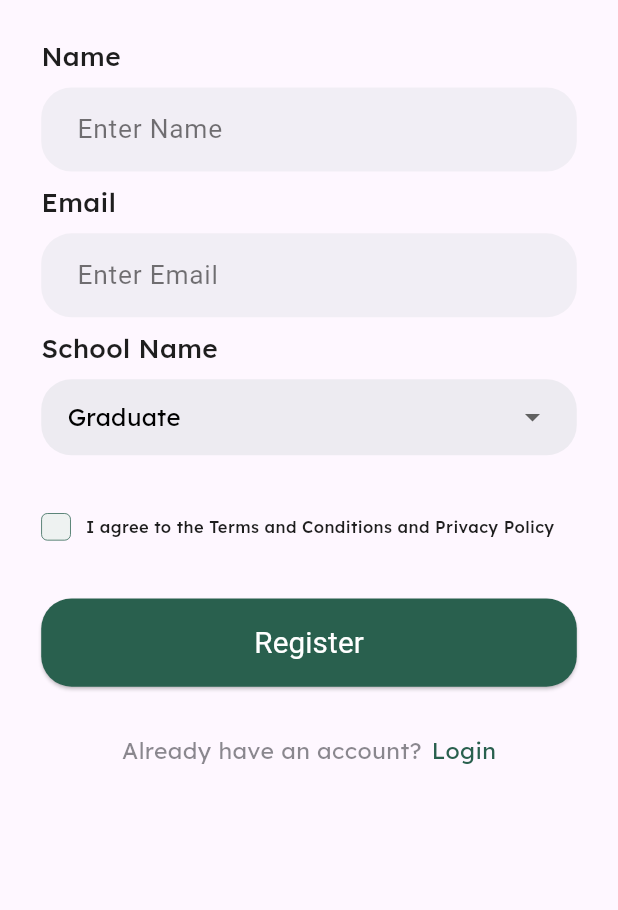
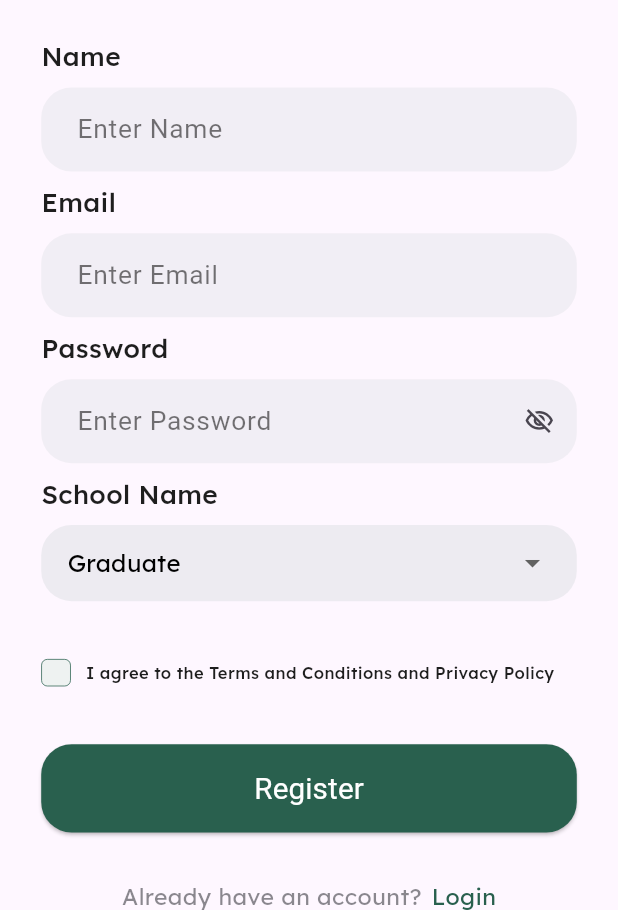
Before and after one commit to Shees-Ali1/CreekApp, a Flutter app: the Signup screen opened directly, on a phone screen of 412 x 824 dp, the part 326-1236 px from its top. Run offline on Flutter 3.47's test engine with Material 3 defaults, Android fonts, the phone set to English and light mode, and no system bars; our stand-ins replace another_xlider, cloud_firestore, curved_labeled_navigation_bar, firebase_auth, firebase_core, flutter_custom_clippers and 7 more; missing offline and left inert: mailer; accounts and stored records are empty; project files that could hold a hidden picture were left out.

Commit message:
updated signup

```diff
--- a/lib/Auth/signup.dart
+++ b/lib/Auth/signup.dart
@@ -4,24 +4,29 @@ import 'package:creekapp/const/color.dart';
 import 'package:creekapp/controller/sign_up_controller.dart';
 import 'package:flutter/material.dart';
 import 'package:flutter_screenutil/flutter_screenutil.dart';
+import 'package:flutter_svg/svg.dart';
 import 'package:get/get.dart';
 
 import '../const/assets/image_assets.dart';
+import '../const/assets/svg_assets.dart';
 import '../controller/home_controller.dart';
+import '../controller/login_auth_controller.dart';
 import '../widgets/custom_button.dart';
 import '../widgets/custom_route.dart';
 import '../widgets/custom_text.dart';
 import '../widgets/custom_textfield.dart';
+import '../widgets/password_field.dart';
 
 class Signup extends StatelessWidget {
   const Signup({super.key});
 
   @override
   Widget build(BuildContext context) {
-    final HomeController homeController = Get.find();
-    final SignUpController signUpController = Get.find();
-    final TextEditingController nameController = TextEditingController();
-    final TextEditingController emailController = TextEditingController();
+    final HomeController homeController = Get.find<HomeController>();
+    final SignUpController signUpController = Get.find<SignUpController>();
+    final LoginAuthController loginVM = Get.find<LoginAuthController>();
+
+
 
     return Scaffold(
         body: SingleChildScrollView(
@@ -53,7 +58,7 @@ class Signup extends StatelessWidget {
                         height: 8.h,
                       ),
                       InputField(
-                        controller: nameController,
+                        controller: signUpController.nameController,
                         hint: 'Enter Name',
                         keyboard: TextInputType.emailAddress,
                         hintStyle:
@@ -72,12 +77,40 @@ class Signup extends StatelessWidget {
                         height: 8.h,
                       ),
                       InputField(
-                        controller: emailController,
+                        controller: signUpController.emailController,
                         hint: 'Enter Email',
                         keyboard: TextInputType.emailAddress,
                         hintStyle:
                         TextStyle(fontSize: 16.sp, color: Colors.black54),
                       ),
+                      SizedBox(
+                        height: 8.h,
+                      ),
+                      LexendCustomText(
+                        text: 'Password',
+                        fontWeight: FontWeight.w500,
+                        fontsize: 16.sp,
+                        textColor: const Color(0xff1E1E1E),
+                      ),
+                      SizedBox(
+                        height: 8.h,
+                      ),
+                      Obx(() {
+                        return PasswordField(
+                          onTap: () => loginVM.eyeIconLogin(),
+                          controller: signUpController.passwordController,
+                          keyboard: TextInputType.text,
+                          isObscure: !loginVM.loginObscure.value,
+                          trailIcon: loginVM.loginObscure.value
+                              ? SvgPicture.asset(AppIcons.passwordeyeIcon)
+                              : const Icon(
+                            Icons.visibility_off_outlined,
+                            size: 20,
+                          ),
+                          hintStyle: TextStyle(fontSize: 16.sp, color: Colors.black54),
+                          hint: 'Enter Password',
+                        );
+                      }),
                       SizedBox(
                         height: 8.h,
                       ),
@@ -189,7 +222,8 @@ class Signup extends StatelessWidget {
                       CustomButton(
                         text: 'Register',
                         onPressed: () {
-                          CustomRoute.navigateTo(context, const Verification());
+                          signUpController.sentCodeEmail();
+                          // CustomRoute.navigateTo(context, const Verification());
                         },
                         backgroundColor: primaryColor, // Example color
                         textColor: Colors.white,
--- a/lib/widgets/custom_button.dart
+++ b/lib/widgets/custom_button.dart
@@ -1,5 +1,8 @@
 import 'package:flutter/material.dart';
 import 'package:flutter_screenutil/flutter_screenutil.dart';
+import 'package:get/get.dart';
+
+import '../controller/sign_up_controller.dart';
 
 class CustomButton extends StatelessWidget {
   final String text;
@@ -22,6 +25,8 @@ class CustomButton extends StatelessWidget {
 
   @override
   Widget build(BuildContext context) {
+    final SignUpController signUpController = Get.find<SignUpController>();
+
     return ElevatedButton(
       onPressed: onPressed,
       style: ElevatedButton.styleFrom(
@@ -33,14 +38,14 @@ class CustomButton extends StatelessWidget {
           borderRadius: BorderRadius.circular(20.r),
         ),
       ),
-      child: Text(
+      child: Obx(() => signUpController.isLoading.value==false?Text(
         text,
         style: TextStyle(
           fontSize: fontSize.sp,
           fontWeight: fontWeight,
           color: textColor,
         ),
-      ),
+      ):CircularProgressIndicator(color: Colors.white,),)
     );
   }
 }
--- a/pubspec.yaml
+++ b/pubspec.yaml
@@ -50,6 +50,7 @@ dependencies:
   firebase_core:
   firebase_auth:
   cloud_firestore:
+  mailer: ^6.1.0
 
 
 dev_dependencies:
```
Also changed, not shown: lib/Auth/verification.dart (+15 -9 lines), lib/controller/sign_up_controller.dart (+170 -2 lines), pubspec.lock, 1 other file.
